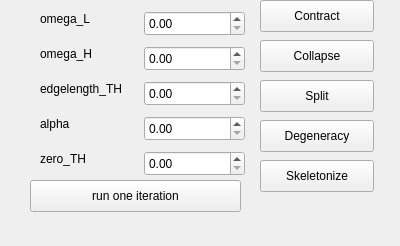
The window that Polyhedron/demo/Polyhedron/Mean_curvature_flow_skeleton_plugin.ui (CGAL/cgal) describes before a commit, drawn with Qt 5.
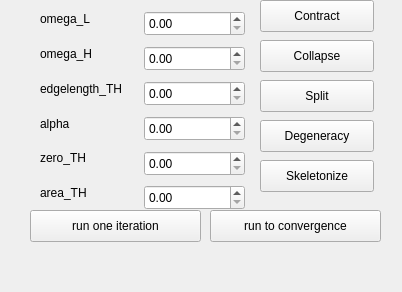
The same window after the commit.

Commit message: add button to run until convergence

The edit to the form file:
```diff
--- a/Polyhedron/demo/Polyhedron/Mean_curvature_flow_skeleton_plugin.ui
+++ b/Polyhedron/demo/Polyhedron/Mean_curvature_flow_skeleton_plugin.ui
@@ -6,8 +6,8 @@
    <rect>
     <x>0</x>
     <y>0</y>
-    <width>400</width>
-    <height>246</height>
+    <width>402</width>
+    <height>292</height>
    </rect>
   </property>
   <property name="windowTitle">
@@ -133,7 +133,7 @@
     <property name="geometry">
      <rect>
       <x>40</x>
-      <y>151</y>
+      <y>150</y>
       <width>53</width>
       <height>16</height>
      </rect>
@@ -185,8 +185,8 @@
     <property name="geometry">
      <rect>
       <x>30</x>
-      <y>180</y>
-      <width>211</width>
+      <y>210</y>
+      <width>171</width>
       <height>32</height>
      </rect>
     </property>
@@ -207,6 +207,42 @@
      <string>Skeletonize</string>
     </property>
    </widget>
+   <widget class="QPushButton" name="pushButton_converge">
+    <property name="geometry">
+     <rect>
+      <x>210</x>
+      <y>210</y>
+      <width>171</width>
+      <height>32</height>
+     </rect>
+    </property>
+    <property name="text">
+     <string>run to convergence</string>
+    </property>
+   </widget>
+   <widget class="QDoubleSpinBox" name="area_TH">
+    <property name="geometry">
+     <rect>
+      <x>144</x>
+      <y>185</y>
+      <width>101</width>
+      <height>25</height>
+     </rect>
+    </property>
+   </widget>
+   <widget class="QLabel" name="label_zero_TH_2">
+    <property name="geometry">
+     <rect>
+      <x>40</x>
+      <y>185</y>
+      <width>53</width>
+      <height>16</height>
+     </rect>
+    </property>
+    <property name="text">
+     <string>area_TH</string>
+    </property>
+   </widget>
    <zorder>zero_TH</zorder>
    <zorder>omega_H</zorder>
    <zorder>edgelength_TH</zorder>
```
Left out of the diff: 3 changed lines with no effect on the pictures. The commit also changes 2 other files.
